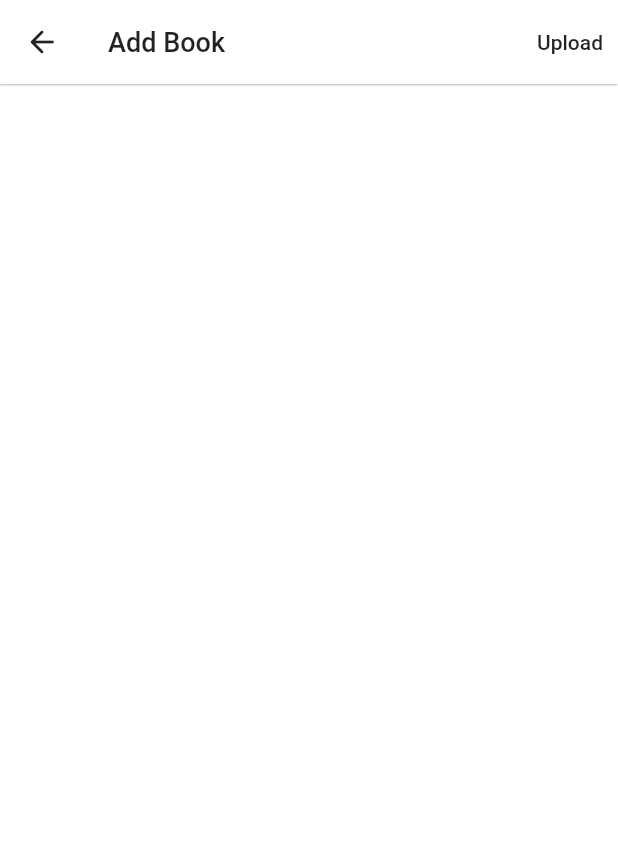
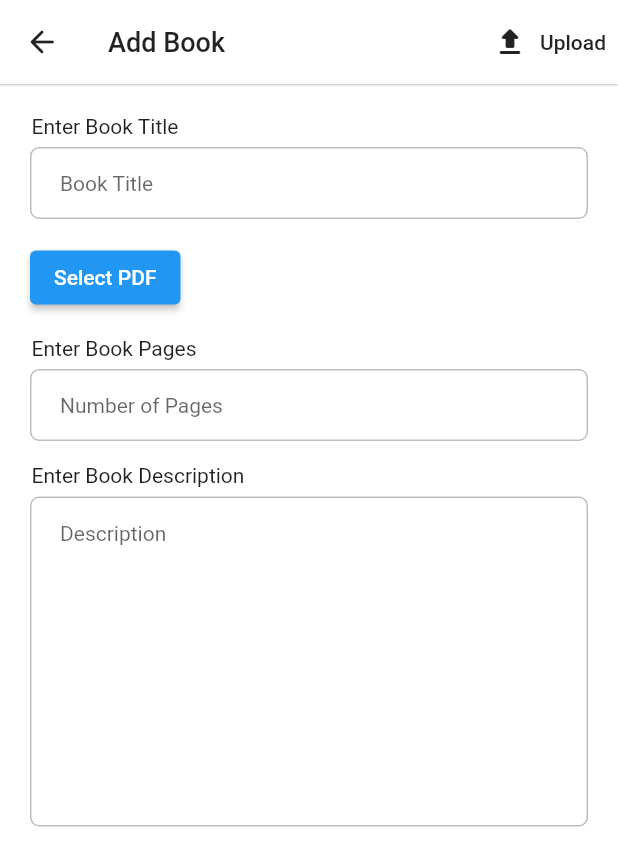
Before and after one commit to Rezuanul-Islam-Fahim/hasper_ebook_admin, a Flutter app: the AddBookScreen screen opened by its route, on a phone screen of 412 x 824 dp. Shown: the top 866 px of the screen. Run offline on Flutter 3.47's test engine with Material 2 defaults, Android fonts, the phone set to English and light mode, and no system bars; our stand-ins replace flutter_svg.

Commit message:
Build form screen UI

```diff
--- a/lib/screens/add_book_screen/add_book_screen.dart
+++ b/lib/screens/add_book_screen/add_book_screen.dart
@@ -1,7 +1,17 @@
 import 'package:flutter/material.dart';
 
-class AddBookScreen extends StatelessWidget {
+import 'components/description_field.dart';
+import 'components/general_text_field.dart';
+
+class AddBookScreen extends StatefulWidget {
   static const String routeName = '/add-book';
+
+  @override
+  _AddBookScreenState createState() => _AddBookScreenState();
+}
+
+class _AddBookScreenState extends State<AddBookScreen> {
+  final GlobalKey _formKey = GlobalKey<FormState>();
 
   @override
   Widget build(BuildContext context) {
@@ -25,8 +35,9 @@ class AddBookScreen extends StatelessWidget {
           ),
         ),
         actions: [
-          TextButton(
-            child: Text(
+          TextButton.icon(
+            icon: Icon(Icons.upload_rounded, color: Colors.black87),
+            label: Text(
               'Upload',
               style: TextStyle(color: Colors.black87),
             ),
@@ -34,6 +45,36 @@ class AddBookScreen extends StatelessWidget {
           ),
         ],
       ),
+      body: Form(
+        key: _formKey,
+        child: SingleChildScrollView(
+          child: Padding(
+            padding: EdgeInsets.all(20),
+            child: Column(
+              crossAxisAlignment: CrossAxisAlignment.start,
+              children: [
+                GeneralTextField(
+                  title: 'Enter Book Title',
+                  placeHolder: 'Book Title',
+                ),
+                SizedBox(height: 15),
+                ElevatedButton(
+                  child: Text('Select PDF'),
+                  onPressed: () {},
+                ),
+                SizedBox(height: 15),
+                GeneralTextField(
+                  title: 'Enter Book Pages',
+                  placeHolder: 'Number of Pages',
+                  isNumbered: true,
+                ),
+                SizedBox(height: 15),
+                DescriptionField(),
+              ],
+            ),
+          ),
+        ),
+      ),
     );
   }
 }
--- /dev/null
+++ b/lib/screens/add_book_screen/components/description_field.dart
@@ -0,0 +1,38 @@
+import 'package:flutter/material.dart';
+
+class DescriptionField extends StatelessWidget {
+  @override
+  Widget build(BuildContext context) {
+    return Column(
+      crossAxisAlignment: CrossAxisAlignment.start,
+      children: [
+        Padding(
+          padding: const EdgeInsets.only(left: 1),
+          child: Text('Enter Book Description'),
+        ),
+        SizedBox(height: 6),
+        TextFormField(
+          decoration: InputDecoration(
+            hintText: 'Description',
+            hintStyle: TextStyle(fontSize: 14),
+            contentPadding: EdgeInsets.symmetric(horizontal: 20, vertical: 15),
+            border: OutlineInputBorder(
+              borderSide: BorderSide(color: Colors.grey[400]!),
+              borderRadius: BorderRadius.circular(6),
+            ),
+            enabledBorder: OutlineInputBorder(
+              borderSide: BorderSide(color: Colors.grey[400]!),
+              borderRadius: BorderRadius.circular(6),
+            ),
+            focusedBorder: OutlineInputBorder(
+              borderSide: BorderSide(color: Colors.grey[400]!),
+              borderRadius: BorderRadius.circular(6),
+            ),
+          ),
+          minLines: 10,
+          maxLines: 10,
+        ),
+      ],
+    );
+  }
+}
--- /dev/null
+++ b/lib/screens/add_book_screen/components/general_text_field.dart
@@ -0,0 +1,47 @@
+import 'package:flutter/material.dart';
+
+class GeneralTextField extends StatelessWidget {
+  const GeneralTextField({
+    this.title,
+    this.placeHolder,
+    this.isNumbered = false,
+  });
+
+  final String? title;
+  final String? placeHolder;
+  final bool? isNumbered;
+
+  @override
+  Widget build(BuildContext context) {
+    return Column(
+      crossAxisAlignment: CrossAxisAlignment.start,
+      children: [
+        Padding(
+          padding: const EdgeInsets.only(left: 1),
+          child: Text(title!),
+        ),
+        SizedBox(height: 6),
+        TextFormField(
+          decoration: InputDecoration(
+            hintText: placeHolder,
+            hintStyle: TextStyle(fontSize: 14),
+            contentPadding: EdgeInsets.symmetric(horizontal: 20),
+            border: OutlineInputBorder(
+              borderSide: BorderSide(color: Colors.grey[400]!),
+              borderRadius: BorderRadius.circular(6),
+            ),
+            enabledBorder: OutlineInputBorder(
+              borderSide: BorderSide(color: Colors.grey[400]!),
+              borderRadius: BorderRadius.circular(6),
+            ),
+            focusedBorder: OutlineInputBorder(
+              borderSide: BorderSide(color: Colors.grey[400]!),
+              borderRadius: BorderRadius.circular(6),
+            ),
+          ),
+          keyboardType: isNumbered! ? TextInputType.number : TextInputType.text,
+        ),
+      ],
+    );
+  }
+}
```
